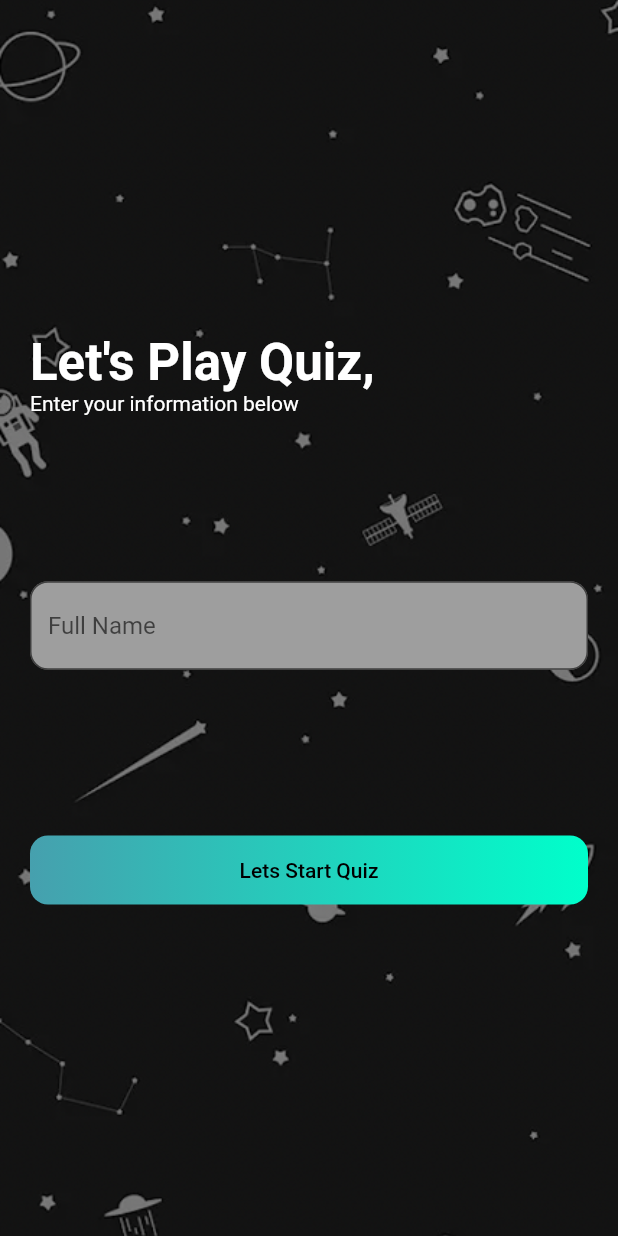
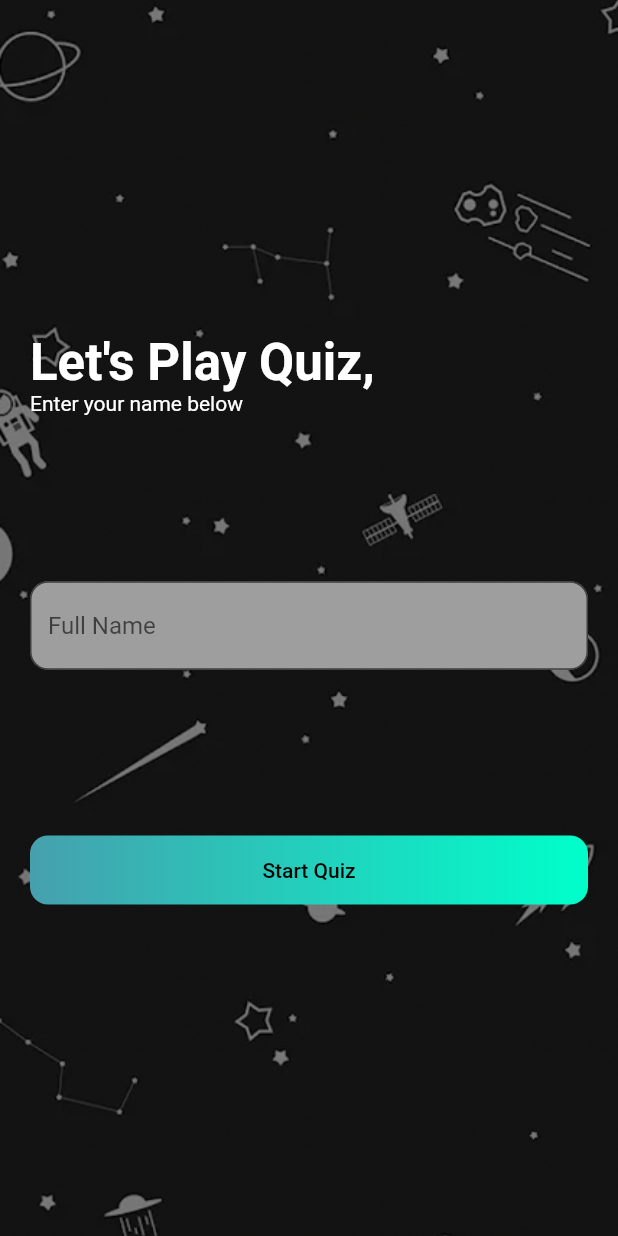
Before and after one commit to alidaoud/Quiz-App, a Flutter app: the screen it shows after launch, on a phone screen of 412 x 824 dp. Run offline on Flutter 3.47's test engine with Material 2 defaults, Android fonts, the phone set to English and light mode, and no system bars; our stand-ins replace cloud_firestore, firebase_core, flutter_svg, get; accounts and stored records are empty.

Commit message:
changed package name and fixed issue on small screens

```diff
--- a/lib/screens/home_screen.dart
+++ b/lib/screens/home_screen.dart
@@ -44,7 +44,7 @@ class _HomeScreenState extends State<HomeScreen> {
                         color: Colors.white, fontWeight: FontWeight.bold),
                   ),
                   Text(
-                    "Enter your information below",
+                    "Enter your name below",
                     style: TextStyle(
                       color: Colors.white,
                     ),
@@ -103,7 +103,7 @@ class _HomeScreenState extends State<HomeScreen> {
                       child: _isLoading
                           ? CircularProgressIndicator()
                           : Text(
-                              "Lets Start Quiz",
+                              "Start Quiz",
                               style: Theme.of(context)
                                   .textTheme
                                   .button
--- a/pubspec.yaml
+++ b/pubspec.yaml
@@ -32,6 +32,7 @@ dependencies:
   firebase_core: ^1.0.3
   cloud_firestore: ^2.0.0
   flutter_svg: ^0.21.0+1
+  change_app_package_name: ^1.0.0
 
 dev_dependencies:
   flutter_test:
```
Also changed, not shown: lib/providers/questions_state.dart (+2 -8 lines), lib/screens/quiz/components/option.dart (+5 -3 lines), lib/screens/quiz/components/question_card.dart (+18 -7 lines), pubspec.lock, 6 other files.
